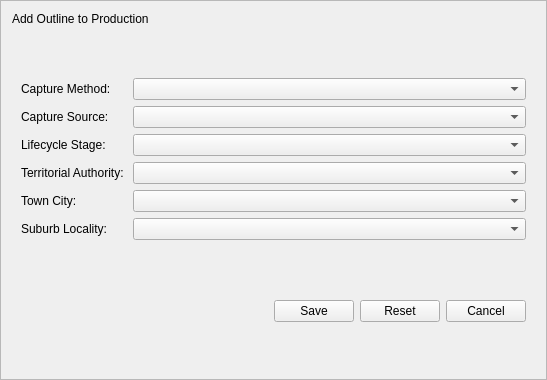
Old version of the form buildings/gui/new_outline_production.ui in the repository linz/nz-buildings.
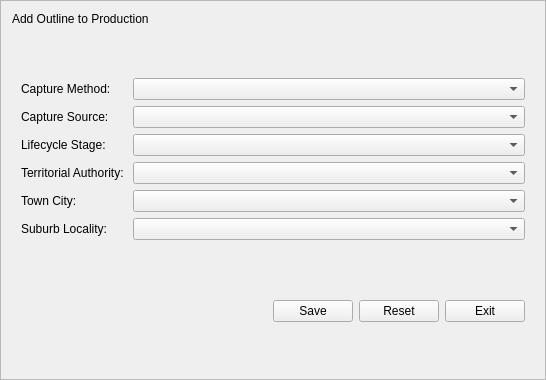
New version of the form.

What changed in the file:
```diff
--- a/buildings/gui/new_outline_production.ui
+++ b/buildings/gui/new_outline_production.ui
@@ -6,7 +6,7 @@
    <rect>
     <x>0</x>
     <y>0</y>
-    <width>547</width>
+    <width>546</width>
     <height>380</height>
    </rect>
   </property>
@@ -140,7 +140,7 @@
          </size>
         </property>
         <property name="text">
-         <string>Cancel</string>
+         <string>Exit</string>
         </property>
        </widget>
       </item>
```
Left out of the diff: 4 changed lines with no effect on the pictures.
